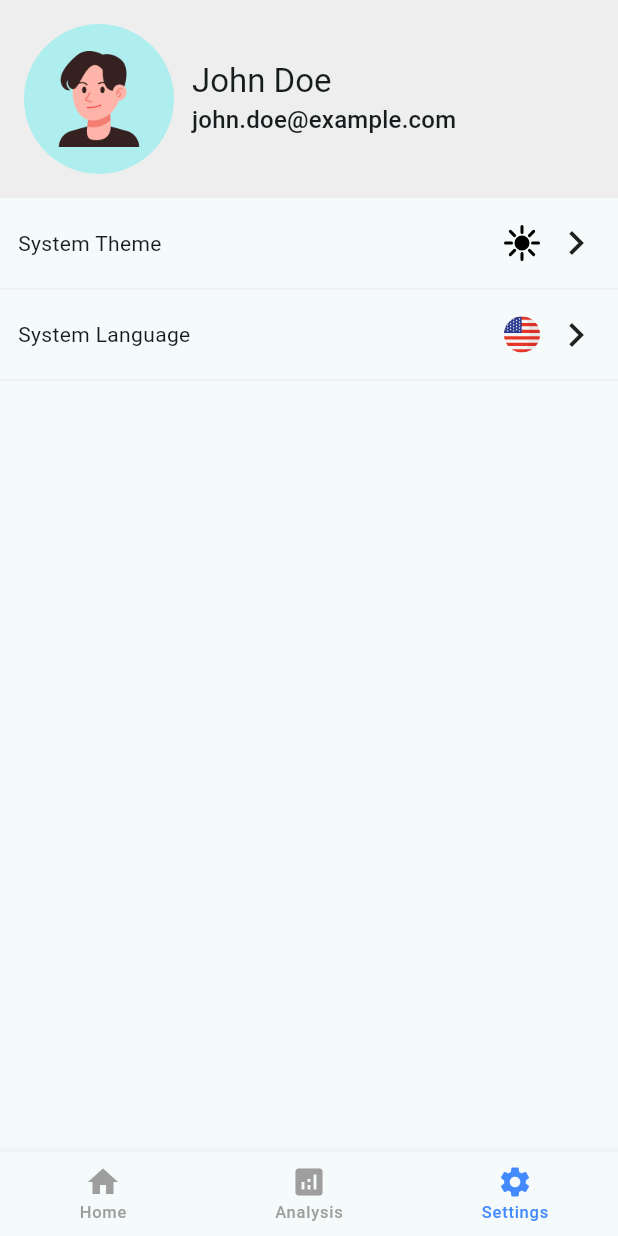
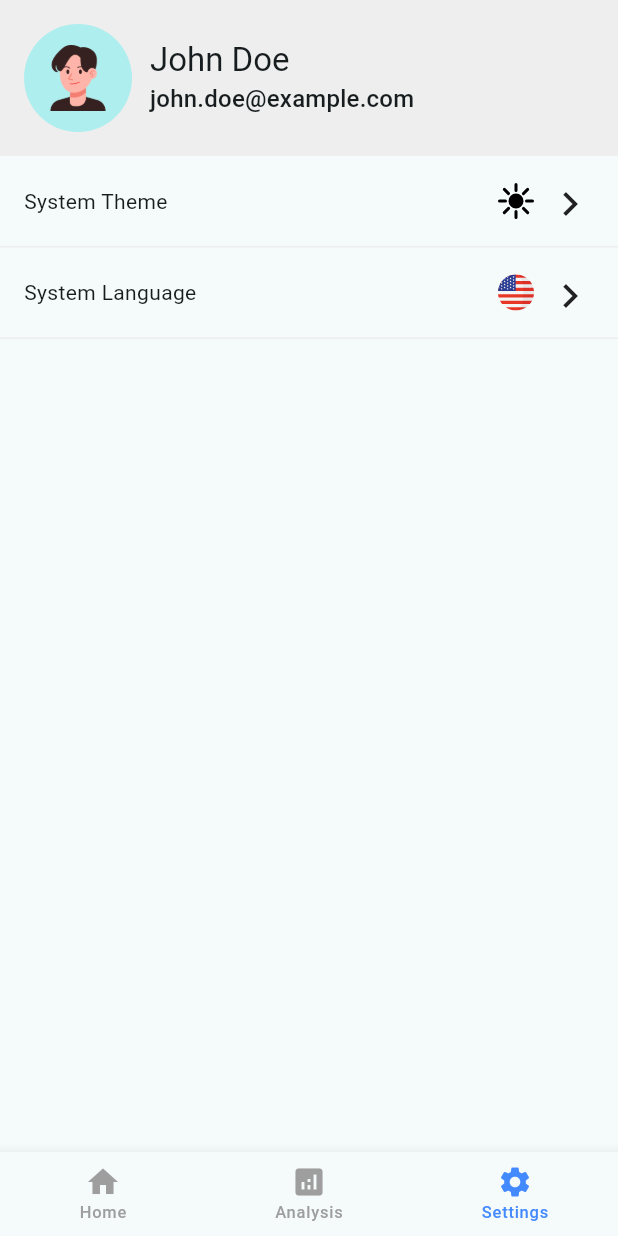
Before and after one commit to morrischen/flutter_bloc_dashboard, a Flutter app: the screen it shows after launch, item 3 of the bottom bar chosen, on a phone screen of 412 x 824 dp. Run offline on Flutter 3.47's test engine with Material 3 defaults, Android fonts, the phone set to English and light mode, and no system bars; our stand-ins replace equatable, flutter_bloc, flutter_svg, go_router, hydrated_bloc, logger and 1 more.

Commit message:
fix: 修正設定頁面SafeArea錯誤

```diff
--- a/lib/settings/profile_view.dart
+++ b/lib/settings/profile_view.dart
@@ -1,6 +1,7 @@
 import 'package:flutter/material.dart';
 import 'package:flutter_bloc_dashboard/extension/ext_build_context.dart';
 import 'package:flutter_bloc_dashboard/widgets/app_colors.dart';
+import 'package:flutter_bloc_dashboard/widgets/app_spacing.dart';
 
 class ProfileView extends StatelessWidget {
   const ProfileView({
@@ -22,12 +23,7 @@ class ProfileView extends StatelessWidget {
   @override
   Widget build(BuildContext context) {
     return Container(
-      padding: EdgeInsets.only(
-        top: MediaQuery.of(context).padding.top + 16,
-        left: 16,
-        right: 16,
-        bottom: 16,
-      ),
+      padding: AppSpacing.all(Spacing.md),
       color: context.isDarkMode
           ? AppColors.userInfoBackgroundDark
           : Colors.grey.shade200,
@@ -38,7 +34,7 @@ class ProfileView extends StatelessWidget {
             backgroundColor: context.isDarkMode
                 ? AppColors.avatarBackgroundDark
                 : AppColors.avatarBackgroundLight,
-            radius: 50,
+            radius: 36,
             child: profileImage,
           ),
           Column(
--- a/lib/settings/setting_item.dart
+++ b/lib/settings/setting_item.dart
@@ -1,4 +1,5 @@
 import 'package:flutter/material.dart';
+import 'package:flutter_bloc_dashboard/widgets/app_spacing.dart';
 
 class SettingItem extends StatelessWidget {
   const SettingItem({
@@ -27,14 +28,14 @@ class SettingItem extends StatelessWidget {
     return InkWell(
       onTap: onTap,
       child: Container(
-        padding: const EdgeInsets.all(12),
+        padding: AppSpacing.all(Spacing.md),
         height: height,
         child: Row(
           children: [
             Expanded(child: Text(title)),
             if (icon != null)
               Padding(
-                padding: const EdgeInsets.symmetric(horizontal: 8),
+                padding: AppSpacing.horizontal(Spacing.sm),
                 child: icon!,
               ),
             const Icon(Icons.chevron_right, size: 32),
--- a/lib/settings/settings_page.dart
+++ b/lib/settings/settings_page.dart
@@ -20,22 +20,22 @@ class SettingsScreen extends StatelessWidget {
     return BlocProvider(
       create: (context) => SettingsCubit(),
       child: Scaffold(
-        body: SingleChildScrollView(
+        body: SafeArea(
+          child: SingleChildScrollView(
             child: Column(
               children: [
                 ProfileView(
                   name: 'John Doe',
                   email: 'john.doe@example.com',
                   profileImage: Assets.images.imgProfile.image(
-                  width: 64,
-                  height: 64,
+                    width: 44,
+                    height: 44,
                   ),
                 ),
                 SettingItem(
                   height: 60,
                   title: AppLocalizations.of(context)!.systemTheme,
-                icon:
-                    context.isDarkMode
+                  icon: context.isDarkMode
                       ? Assets.icons.icDarkMode.svg(
                           width: 24,
                           height: 24,
@@ -59,17 +59,18 @@ class SettingsScreen extends StatelessWidget {
             ),
           ),
         ),
+      ),
     );
   }
 
   /// 顯示主題模式選擇器
   Future<void> _showThemeModePicker(BuildContext context) async {
     final currentTheme = context.read<SettingsCubit>().state.systemTheme;
+    final supportedThemes = SystemTheme.supportedThemes(context);
     final selectedTheme = await showModalBottomSheet(
       context: context,
-      builder:
-          (context) => BottomSheetPicker(
-            items: SystemTheme.supportedThemes(context),
+      builder: (context) => BottomSheetPicker(
+        items: supportedThemes,
         selectedItem: currentTheme,
       ),
     );
--- a/lib/widgets/picker/bottom_sheet_picker.dart
+++ b/lib/widgets/picker/bottom_sheet_picker.dart
@@ -2,6 +2,7 @@ import 'package:flutter/cupertino.dart';
 import 'package:flutter/material.dart';
 import 'package:flutter_bloc_dashboard/l10n/app_localizations.dart';
 import 'package:flutter_bloc_dashboard/extension/ext_build_context.dart';
+import 'package:flutter_bloc_dashboard/widgets/app_spacing.dart';
 
 class BottomSheetPicker<T> extends StatefulWidget {
   const BottomSheetPicker({
@@ -62,7 +63,7 @@ class _BottomSheetPickerState extends State<BottomSheetPicker> {
         children: [
           // 標題列
           Container(
-            padding: const EdgeInsets.symmetric(horizontal: 16.0),
+            padding: AppSpacing.horizontal(Spacing.md),
             decoration: BoxDecoration(
               color: context.isDarkMode ? Colors.teal : Colors.grey.shade200,
               border: Border(bottom: BorderSide(color: Colors.grey.shade300)),
```
Lines whose indentation alone changed are shown as unchanged.
